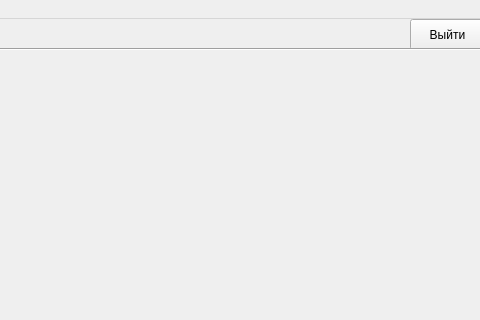
Old version of the form mailbox.ui in the repository moevm/gui-1h2017-15; both pictures show x 320 to 800 and y 0 to 320 of the 800 by 600 pixel window.
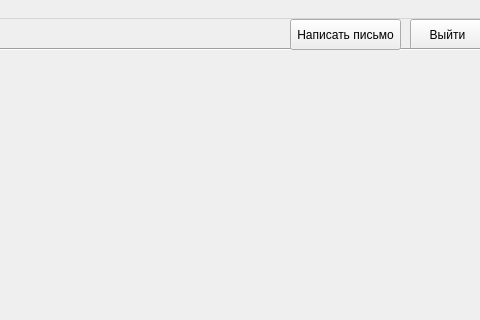
New version of the form.

Commit message: Форма отправки сообщений

What changed in the file:
```diff
--- a/mailbox.ui
+++ b/mailbox.ui
@@ -136,6 +136,32 @@
      <bool>false</bool>
     </property>
    </widget>
+   <widget class="QPushButton" name="writeMessage">
+    <property name="geometry">
+     <rect>
+      <x>610</x>
+      <y>0</y>
+      <width>111</width>
+      <height>31</height>
+     </rect>
+    </property>
+    <property name="text">
+     <string>Написать письмо</string>
+    </property>
+   </widget>
+   <widget class="QLabel" name="name">
+    <property name="geometry">
+     <rect>
+      <x>480</x>
+      <y>10</y>
+      <width>101</width>
+      <height>16</height>
+     </rect>
+    </property>
+    <property name="text">
+     <string/>
+    </property>
+   </widget>
   </widget>
   <widget class="QMenuBar" name="menubar">
    <property name="geometry">
```
The commit also changes 7 other files.
